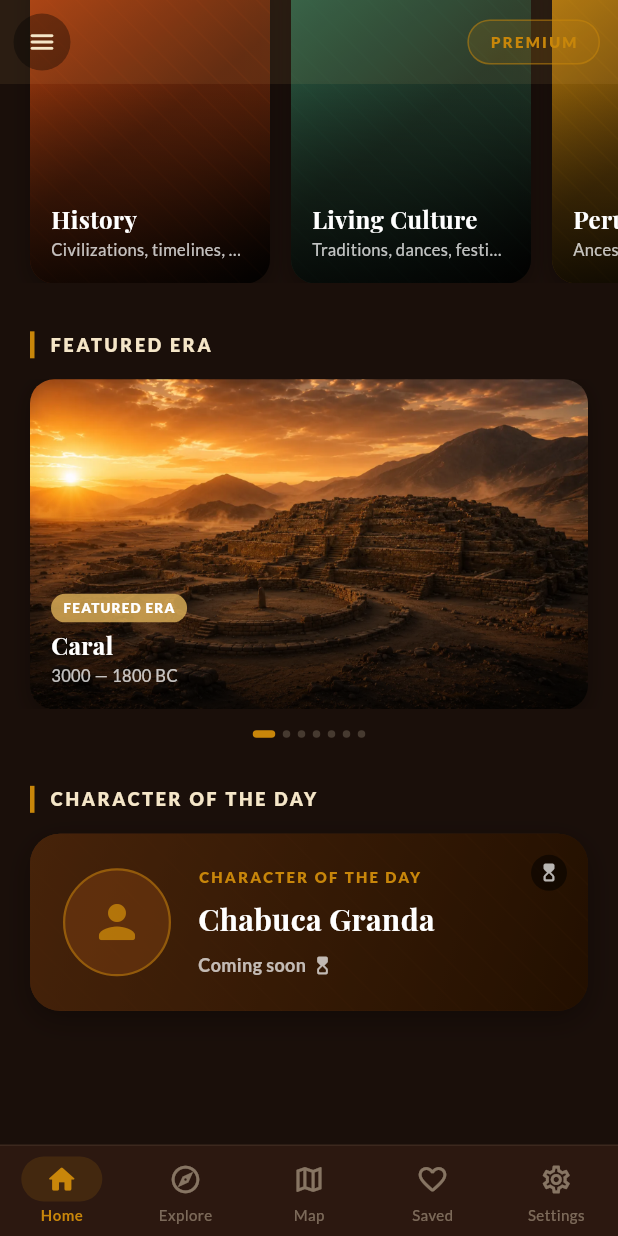
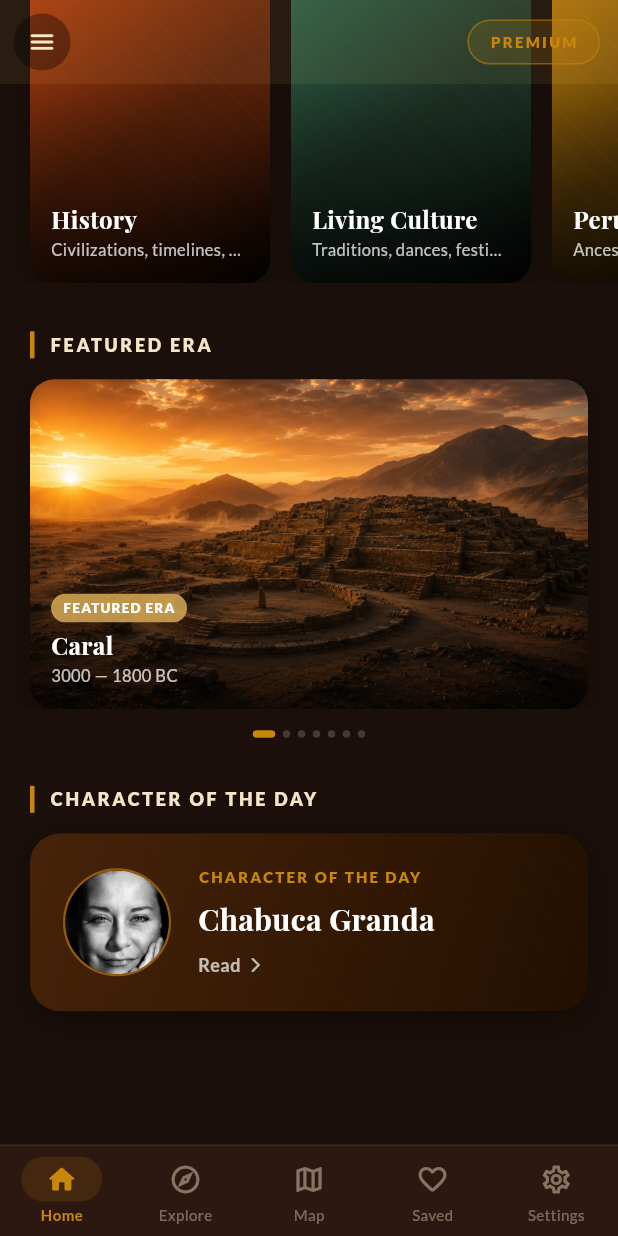
Before and after one commit to mlimber64/peru-eterno, a Flutter app: the HomeScreen screen opened by its route, scrolled down 1605 dp, on a phone screen of 412 x 824 dp. Run offline on Flutter 3.47's test engine with Material 3 defaults, Android fonts, the phone set to English and light mode, and no system bars; drawn by our look-alikes of flutter_animate, smooth_page_indicator; our stand-ins replace cached_network_image, flutter_local_notifications, flutter_tts, go_router, google_fonts, in_app_purchase and 6 more; missing offline and left inert: home_widget; accounts and stored records are empty.

Commit message:
fix(inicio): desbloquear "Personaje del día" y dar imagen a las tarjetas que la tenían
Al vaciar `comingSoonCategories` quedaron sueltos los sitios que NO
consultaban `CategoryConfigs.isComingSoon`, sino que tenían el bloqueo
escrito a fuego. El principal estaba en portada:

- "Personaje del día" abría siempre el aviso "Próximamente" y enseñaba
  un reloj de arena y un icono de persona genérico. Era la tarjeta más
  visible de la app y la única que no llevaba a ninguna parte. Ahora va
  por `AppNavigation.openContent`, que mantiene la red de seguridad si
  algún día se vuelve a bloquear la categoría, y muestra el retrato de
  la ficha con "Leer" en vez del aviso.

- "Continuar explorando" pasaba `assetImagePath: null` a todo lo que no
  fuera una era, así que las fichas editoriales salían como rectángulos
  de degradado aunque su foto estuviera en el bundle. Ahora usan
  LocalCinematicCard, igual que en Explorar.

- El estado "Próximamente" del lector de pantalla estaba escrito a mano
  en español, así que TalkBack lo leía así también en italiano e inglés.
  ("Premium" se deja: es el nombre del plan en los tres idiomas.)

De paso, resolver la imagen de una ficha editorial ya iba por su tercera
copia, así que se extrae a `EditorialRepository.imageAssetFor`, que
además confirma el asset en el bundle antes de devolverlo para que quien
llama pueda pintar su degradado sin un icono de imagen rota.

Repasado que no quede ningún otro bloqueo: los `showComingSoonSnackBar`
que siguen en el código pasan todos por `isComingSoon`, que está vacío.
Verificado en el emulador. 16 tests, analyze sin errores ni warnings.

Co-Authored-By: Claude Opus 5 <noreply@anthropic.com>
Claude-Session: https://claude.ai/code/session_018ogTticLngg5zA8DKVp4K7

```diff
--- a/lib/data/editorial_repository.dart
+++ b/lib/data/editorial_repository.dart
@@ -21,6 +21,26 @@ class EditorialRepository {
     final items = await _loadCategory(category);
     try {
       return items.firstWhere((e) => e.id == id);
+    } catch (_) {
+      return null;
+    }
+  }
+
+  /// Ruta del asset con la imagen de la ficha [id] de [category], **ya
+  /// confirmada en el bundle**, o `null` si la ficha no existe, no declara
+  /// `imagen_local` o el archivo no está empaquetado.
+  ///
+  /// Comprobar con `rootBundle.load` antes de devolverla es el punto: quien
+  /// llama puede pintar su degradado de respaldo sin que aparezca un icono de
+  /// imagen rota. Vive aquí porque ya hacía falta en tres sitios
+  /// (`LocalCinematicCard`, la cabecera de `ContentDetailScreen` y la tarjeta
+  /// "Personaje del día").
+  static Future<String?> imageAssetFor(String id, String category) async {
+    final path = (await findById(id, category))?.imagenAssetPath;
+    if (path == null) return null;
+    try {
+      await rootBundle.load(path);
+      return path;
     } catch (_) {
       return null;
     }
--- a/lib/screens/home_screen.dart
+++ b/lib/screens/home_screen.dart
@@ -8,6 +8,7 @@ import '../core/constants/app_colors.dart';
 import '../core/constants/category_config.dart';
 import '../core/constants/world_config.dart';
 import '../core/navigation/app_navigation.dart';
+import '../data/editorial_repository.dart';
 import '../data/content_repository.dart';
 import '../data/eras_repository.dart';
 import '../data/historia_stages_repository.dart';
@@ -25,6 +26,7 @@ import '../widgets/app_drawer.dart';
 import '../widgets/caral_placeholder.dart';
 import '../widgets/cinematic_card.dart';
 import '../widgets/coming_soon.dart';
+import '../widgets/local_cinematic_card.dart';
 import 'interactive_stories_list_screen.dart';
 import 'world_screen.dart';
 
@@ -1383,6 +1385,60 @@ class _FeaturedEraSection extends StatelessWidget {
 
 // ── Personaje del día ─────────────────────────────────────────────────────────
 
+/// Retrato circular del personaje del día. La ficha editorial trae su foto
+/// (`imagen_local`), pero esta tarjeta enseñaba un icono de persona genérico
+/// porque nació como marcador de posición mientras la categoría estaba
+/// bloqueada como "Próximamente".
+///
+/// El icono se conserva como respaldo: se ve mientras se resuelve el asset y
+/// si la ficha no trae imagen.
+class _PersonajeAvatar extends StatelessWidget {
+  final ContentItem item;
+  const _PersonajeAvatar({required this.item});
+
+  @override
+  Widget build(BuildContext context) {
+    return Container(
+      width: 72,
+      height: 72,
+      decoration: BoxDecoration(
+        shape: BoxShape.circle,
+        color: const Color(0xFF8B4513).withOpacity(0.4),
+        border: Border.all(
+          color: AppColors.ocre.withOpacity(0.5),
+          width: 1.5,
+        ),
+      ),
+      child: FutureBuilder<String?>(
+        future: EditorialRepository.imageAssetFor(item.id, item.category),
+        builder: (context, snap) {
+          final path = snap.data;
+          if (path == null) {
+            return Icon(
+              Icons.person_rounded,
+              size: 36,
+              color: AppColors.ocre.withOpacity(0.8),
+            );
+          }
+          return ClipOval(
+            child: Image.asset(
+              path,
+              width: 72,
+              height: 72,
+              fit: BoxFit.cover,
+              errorBuilder: (_, __, ___) => Icon(
+                Icons.person_rounded,
+                size: 36,
+                color: AppColors.ocre.withOpacity(0.8),
+              ),
+            ),
+          );
+        },
+      ),
+    );
+  }
+}
+
 class _PersonajeDiaSection extends StatelessWidget {
   final ContentItem item;
   final String lang;
@@ -1393,7 +1449,18 @@ class _PersonajeDiaSection extends StatelessWidget {
     return Padding(
       padding: const EdgeInsets.symmetric(horizontal: 20),
       child: GestureDetector(
-        onTap: () => showComingSoonSnackBar(context),
+        // Antes esto abría siempre el aviso "Próximamente", escrito a fuego:
+        // no pasaba por `CategoryConfigs.isComingSoon`, así que al desbloquear
+        // la categoría 'personaje' esta tarjeta —en portada, la más visible de
+        // la app— se quedó siendo la única que no llevaba a ninguna parte.
+        // `openContent` mantiene la red de seguridad: si algún día se vuelve a
+        // bloquear la categoría, enseña el aviso él solo.
+        onTap: () => AppNavigation.openContent(
+          context,
+          item,
+          isLocked: item.isPremium &&
+              !context.read<PremiumProvider>().isPremium,
+        ),
         child: Container(
           decoration: BoxDecoration(
             gradient: LinearGradient(
@@ -1425,41 +1492,11 @@ class _PersonajeDiaSection extends StatelessWidget {
                 Positioned.fill(
                   child: Container(color: Colors.black.withOpacity(0.45)),
                 ),
-                Positioned(
-                  top: 14,
-                  right: 14,
-                  child: Container(
-                    padding: const EdgeInsets.all(5),
-                    decoration: BoxDecoration(
-                      color: Colors.black.withOpacity(0.5),
-                      shape: BoxShape.circle,
-                    ),
-                    child: const Icon(Icons.hourglass_top_rounded,
-                        size: 14, color: Colors.white70),
-                  ),
-                ),
                 Padding(
                   padding: const EdgeInsets.all(22),
                   child: Row(
                     children: [
-                      // Avatar circle
-                      Container(
-                        width: 72,
-                        height: 72,
-                        decoration: BoxDecoration(
-                          shape: BoxShape.circle,
-                          color: const Color(0xFF8B4513).withOpacity(0.4),
-                          border: Border.all(
-                            color: AppColors.ocre.withOpacity(0.5),
-                            width: 1.5,
-                          ),
-                        ),
-                        child: Icon(
-                          Icons.person_rounded,
-                          size: 36,
-                          color: AppColors.ocre.withOpacity(0.8),
-                        ),
-                      ),
+                      _PersonajeAvatar(item: item),
                       const SizedBox(width: 18),
                       Expanded(
                         child: Column(
@@ -1493,7 +1530,7 @@ class _PersonajeDiaSection extends StatelessWidget {
                                 Text(
                                   context
                                       .read<LanguageProvider>()
-                                      .t('coming_soon.badge'),
+                                      .t('historia.read'),
                                   style: GoogleFonts.lato(
                                     fontSize: 12,
                                     fontWeight: FontWeight.w700,
@@ -1502,8 +1539,8 @@ class _PersonajeDiaSection extends StatelessWidget {
                                 ),
                                 const SizedBox(width: 4),
                                 const Icon(
-                                  Icons.hourglass_top_rounded,
-                                  size: 14,
+                                  Icons.arrow_forward_ios_rounded,
+                                  size: 12,
                                   color: Colors.white70,
                                 ),
                               ],
@@ -1546,22 +1583,29 @@ class _ContinueSection extends StatelessWidget {
           final era = item is EraModel ? item : null;
           return Padding(
             padding: const EdgeInsets.only(right: 12),
-            child: CinematicCard(
-              assetImagePath: era != null
-                  ? era.imageAssetPath(era.imageFilenames.first)
-                  : null,
-              accentColor: era?.accentColor ?? const Color(0xFF6B4226),
-              title: item.localizedTitle(context.read<LanguageProvider>().t),
-              width: 160,
-              height: 130,
-              onTap: () {
-                if (era != null) {
-                  AppNavigation.openEra(context, era);
-                } else {
-                  AppNavigation.openContent(context, item as ContentItem);
-                }
-              },
-            ),
+            // Las eras resuelven su imagen por convención de carpeta; el
+            // resto son fichas editoriales y necesitan LocalCinematicCard,
+            // que busca su `imagen_local`. Antes todo lo que no fuera era
+            // pasaba `assetImagePath: null` y se quedaba en un rectángulo de
+            // degradado, aunque la foto estuviera en el bundle.
+            child: era != null
+                ? CinematicCard(
+                    assetImagePath:
+                        era.imageAssetPath(era.imageFilenames.first),
+                    accentColor: era.accentColor,
+                    title: item
+                        .localizedTitle(context.read<LanguageProvider>().t),
+                    width: 160,
+                    height: 130,
+                    onTap: () => AppNavigation.openEra(context, era),
+                  )
+                : LocalCinematicCard(
+                    item: item,
+                    width: 160,
+                    height: 130,
+                    onTap: () => AppNavigation.openContent(
+                        context, item as ContentItem),
+                  ),
           );
         },
       ),
--- a/lib/widgets/cinematic_card.dart
+++ b/lib/widgets/cinematic_card.dart
@@ -1,7 +1,9 @@
 import 'package:cached_network_image/cached_network_image.dart';
 import 'package:flutter/material.dart';
 import 'package:google_fonts/google_fonts.dart';
+import 'package:provider/provider.dart';
 import '../core/constants/app_colors.dart';
+import '../providers/language_provider.dart';
 
 /// A reusable cinematic card: image/gradient background + dark overlay + text.
 class CinematicCard extends StatelessWidget {
@@ -44,13 +46,16 @@ class CinematicCard extends StatelessWidget {
   /// estado (bloqueado/próximamente), ya que el contenido visual interno se
   /// excluye del árbol de semántica para evitar que TalkBack/VoiceOver lo
   /// lea como varios nodos sueltos sin indicar que la tarjeta es tocable.
-  String get _semanticLabel {
+  /// [t] es el traductor: el estado "Próximamente" estaba escrito a fuego en
+  /// español y un lector de pantalla en italiano o inglés lo leía así.
+  /// ("Premium" se deja tal cual: es el nombre del plan en los tres idiomas.)
+  String _semanticLabel(String Function(String) t) {
     final parts = <String>[
       if (badge != null && !isPremium && !isComingSoon) badge!,
       title,
       if (subtitle != null) subtitle!,
       if (isPremium) 'Premium',
-      if (isComingSoon) 'Próximamente',
+      if (isComingSoon) t('coming_soon.badge'),
     ];
     return parts.join('. ');
   }
@@ -60,7 +65,7 @@ class CinematicCard extends StatelessWidget {
     return Semantics(
       button: onTap != null,
       enabled: onTap != null,
-      label: _semanticLabel,
+      label: _semanticLabel(context.read<LanguageProvider>().t),
       child: GestureDetector(
         onTap: onTap,
         child: Container(
```
Also changed, not shown: lib/screens/content_detail_screen.dart (+5 -17 lines), lib/widgets/local_cinematic_card.dart (+5 -12 lines).
